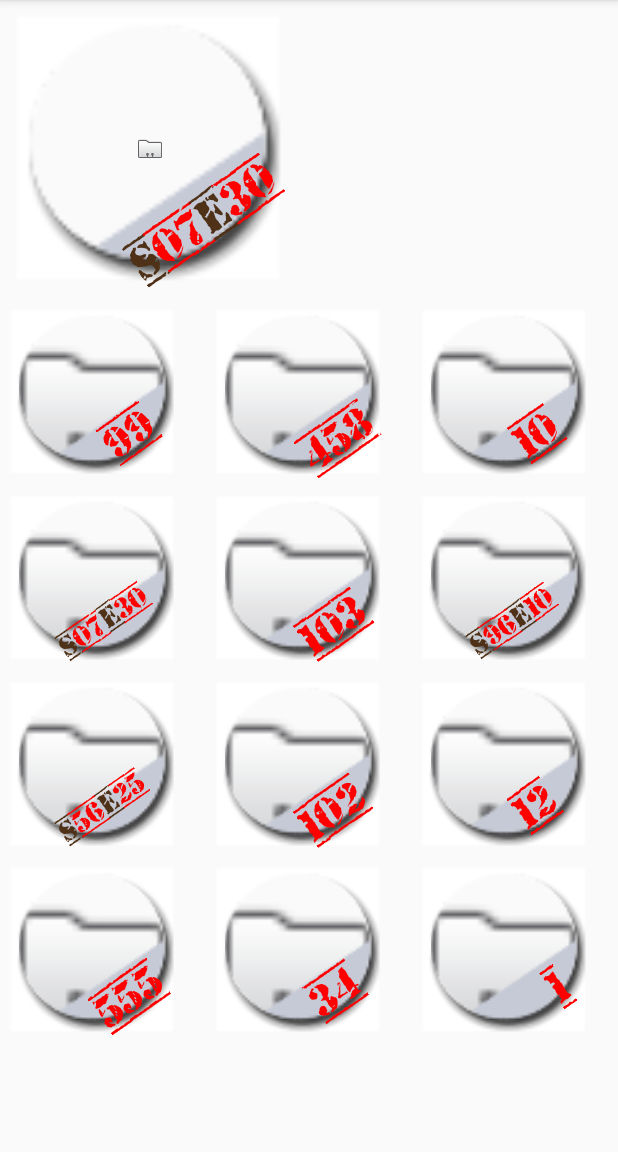
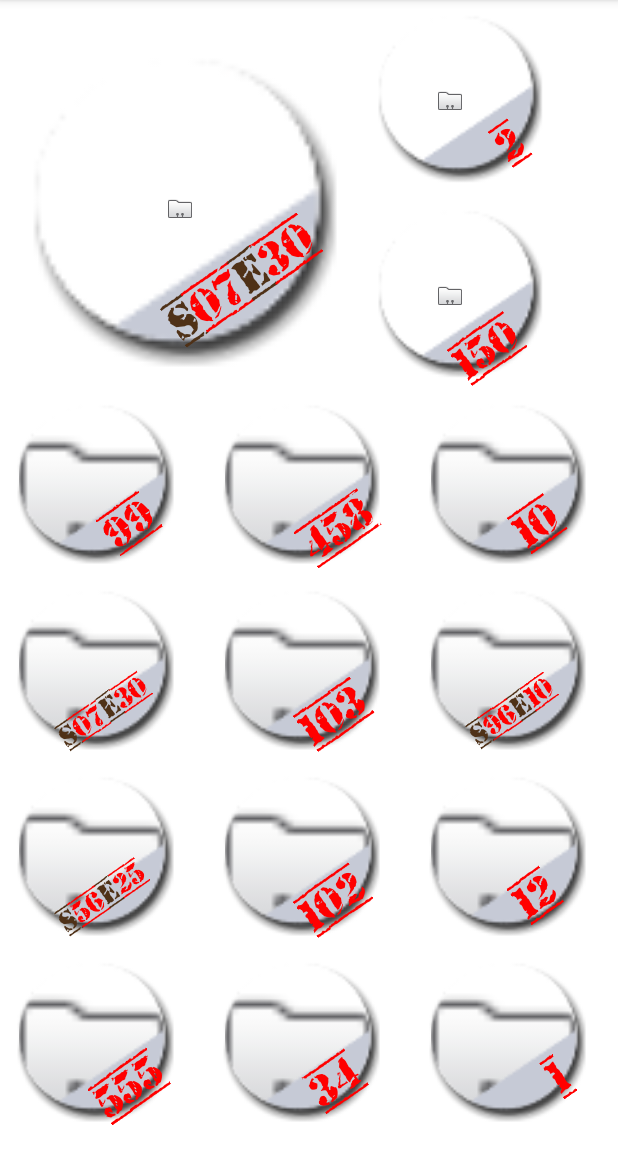
Before and after one commit to Samoustique/Last, an Android app: the screen it shows after launch (TagsActivity), on a phone screen of 412 x 824 dp, the part 84-1236 px from its top. Run offline under Robolectric (Android 15) with nearby library versions, the phone set to English and light mode, and no system bars; our stand-ins replace Picasso; pictures from the network do not load.

Commit message:
Add Silver and Bronze in Trio

```diff
--- a/app/src/main/java/com/last/androsia/last/ImageLoader.java
+++ b/app/src/main/java/com/last/androsia/last/ImageLoader.java
@@ -15,7 +15,7 @@ public class ImageLoader {
                 .fit()
                 //.resize(200,200)
                 .error(android.R.drawable.sym_contact_card)
-                .placeholder(android.R.drawable.sym_contact_card)
+                .placeholder(android.R.drawable.spinner_background)
                 .into(imageView);
     }
 }
--- a/app/src/main/java/com/last/androsia/last/LastestTrio.java
+++ b/app/src/main/java/com/last/androsia/last/LastestTrio.java
@@ -15,15 +15,10 @@ import java.util.List;
  */
 
 public class LastestTrio {
-    private Context m_context;
-    private List<TagsListItem> m_tags;
-    private ImageLoader m_imageLoader;
-    private boolean m_doCenter;
-
-    // --- GOLD
     private static int GOLD = 0;
-    private ImageView m_imgGold;
-    private TextView m_txtGold;
+    private static int SILVER = 1;
+    private static int BRONZE = 2;
+    private List<TagView> m_tagViews;
 
     /*private ImageView m_imgSilver;
     private TextView m_txtSilver;
@@ -33,61 +28,28 @@ public class LastestTrio {
     public LastestTrio(Context context,
                        List<TagsListItem> tags,
                        ImageView imgGold,
-                       TextView txtGold) {
-        m_context = context;
-        m_tags = new ArrayList<>(tags);
-        m_imageLoader = new ImageLoader();
-        m_doCenter = false;
+                       TextView txtGold,
+                       ImageView imgSilver,
+                       TextView txtSilver,
+                       ImageView imgBronze,
+                       TextView txtBronze) {
+        m_tagViews = new ArrayList<>(3);
+        m_tagViews.add(new TagView(imgGold, txtGold, tags.get(GOLD), context));
+        m_tagViews.add(new TagView(imgSilver, txtSilver, tags.get(SILVER), context));
+        m_tagViews.add(new TagView(imgBronze, txtBronze, tags.get(BRONZE), context));
 
-        m_imgGold = imgGold;
-        m_txtGold = txtGold;
-
-        m_imgGold.setFocusableInTouchMode(true);
-        m_imgGold.requestFocus();
+        m_tagViews.get(GOLD).focus();
     }
 
     public void setupClickListeners() {
-        m_imgGold.setOnClickListener(new View.OnClickListener() {
-            @Override
-            public void onClick(View v) {
-                m_tags.get(GOLD).incrementCounter();
-                display(GOLD);
-            }
-        });
-        /*m_imgSilver.setOnClickListener(new View.OnClickListener() {
-            @Override
-            public void onClick(View v) {
-                m_tags.get(SILVER).incrementCounter();
-            }
-        });
-        m_imgBronze.setOnClickListener(new View.OnClickListener() {
-            @Override
-            public void onClick(View v) {
-                m_tags.get(BRONZE).incrementCounter();
-            }
-        });*/
+        for (TagView tagView : m_tagViews) {
+            tagView.setupClickListener();
+        }
     }
 
     public void display() {
-        m_doCenter = true;
-        display(GOLD);
-        /*display(SILVER);
-        display(BRONZE);*/
-        m_doCenter = false;
-    }
-
-    private void display(int id) {
-        TagsListItem goldItem = m_tags.get(id);
-        // Img
-        m_imageLoader.loadImage(goldItem.getImageUrl(), m_context, m_imgGold);
-        // Txt
-        SpannableString counter = CounterHelper.formatCounter(goldItem);
-        m_txtGold.setText(counter, TextView.BufferType.SPANNABLE);
-        //float fontSize = m_txtGold.getTextSize();
-        //m_txtGold.setTextSize(fontSize + 0.3f);
-        m_txtGold.setTypeface(CounterHelper.getFont(m_context));
-        if(m_doCenter) {
-            CounterHelper.centerCounter(m_txtGold);
+        for (TagView tagView : m_tagViews) {
+            tagView.display(true);
         }
     }
 }
--- /dev/null
+++ b/app/src/main/java/com/last/androsia/last/TagView.java
@@ -0,0 +1,57 @@
+package com.last.androsia.last;
+
+import android.content.Context;
+import android.text.SpannableString;
+import android.view.View;
+import android.widget.ImageView;
+import android.widget.TextView;
+
+/**
+ * Created by SPhilipps on 1/11/2017.
+ */
+
+public class TagView {
+    private ImageView m_img;
+    private TextView m_txt;
+    private TagsListItem m_item;
+
+    private Context m_context;
+    private ImageLoader m_imageLoader;
+
+    public TagView(ImageView img, TextView txt, TagsListItem item, Context context){
+        m_img = img;
+        m_txt = txt;
+        m_item = item;
+        m_context = context;
+        m_imageLoader = new ImageLoader();
+    }
+
+    public void focus(){
+        m_img.setFocusableInTouchMode(true);
+        m_img.requestFocus();
+    }
+
+    public void setupClickListener() {
+        m_img.setOnClickListener(new View.OnClickListener() {
+            @Override
+            public void onClick(View v) {
+                m_item.incrementCounter();
+                display(false);
+            }
+        });
+    }
+
+    public void display(boolean doCenter) {
+        // Img
+        m_imageLoader.loadImage(m_item.getImageUrl(), m_context, m_img);
+        // Txt
+        SpannableString counter = CounterHelper.formatCounter(m_item);
+        m_txt.setText(counter, TextView.BufferType.SPANNABLE);
+        //float fontSize = m_txtGold.getTextSize();
+        //m_txtGold.setTextSize(fontSize + 0.3f);
+        m_txt.setTypeface(CounterHelper.getFont(m_context));
+        if(doCenter) {
+            CounterHelper.centerCounter(m_txt);
+        }
+    }
+}
--- a/app/src/main/java/com/last/androsia/last/TagsActivity.java
+++ b/app/src/main/java/com/last/androsia/last/TagsActivity.java
@@ -26,7 +26,7 @@ public class TagsActivity extends AppCompatActivity {
                 "Quick and Flupke", "Tom", "dz", "dzd", "errtrt", "hhthth",
                 "yuyuj", "kiukiku", "zdz", "zdz", "dzd", "zdz", "dzd"};
 
-        double[] counters = {7.3, 2.12, 10.23, 99, 458, 10, 7.3, 103, 96.1, 56.25, 102, 12.2, 555, 34, 1};
+        double[] counters = {7.3, 2, 150., 99, 458, 10, 7.3, 103, 96.1, 56.25, 102, 12.2, 555, 34, 1};
 
         TagsListItem.Type[] types = {
                 TagsListItem.Type.SCREEN,
@@ -49,7 +49,7 @@ public class TagsActivity extends AppCompatActivity {
         String[] images = {
                 "http://vignette2.wikia.nocookie.net/onepiece/images/c/c8/Luffy_Anime_Avant_Ellipse_Infobox.png/revision/latest/scale-to-width-down/250?cb=20161021213623&path-prefix=fr",
                 "http://media.rtl.fr/online/image/2015/0507/7778268024_david-bowie.jpg",
-                "http://d1ya1fm0bicxg1.cloudfront.net/2016/03/radiohead-tickets_08-05-16_17_56df735b99d63.png",
+                "http://www.lucky-luke.com/fr-uploads/personnages/vignette_lucky.png",
                 "https://media.planete-starwars.com/news/59010-dark-vador-compressor-169-lg.jpg",
                 "http://img1.wikia.nocookie.net/__cb20140506233242/epicrapbattlesofhistory/images/6/63/Luffy.jpg",
                 "https://i.ytimg.com/vi/zbCbwP6ibR4/maxresdefault.jpg",
@@ -76,7 +76,11 @@ public class TagsActivity extends AppCompatActivity {
                 this,
                 trioList,
                 (ImageView) findViewById(R.id.imgUserGold),
-                (TextView) findViewById(R.id.txtCounterGold));
+                (TextView) findViewById(R.id.txtCounterGold),
+                (ImageView) findViewById(R.id.imgUserSilver),
+                (TextView) findViewById(R.id.txtCounterSilver),
+                (ImageView) findViewById(R.id.imgUserBronze),
+                (TextView) findViewById(R.id.txtCounterBronze));
         m_trio.setupClickListeners();
         m_trio.display();
 
--- /dev/null
+++ b/app/src/main/res/drawable/progress_animation.xml
@@ -0,0 +1,6 @@
+<?xml version="1.0" encoding="utf-8"?>
+
+<animated-rotate xmlns:android="http://schemas.android.com/apk/res/android"
+    android:drawable="@mipmap/progress_image"
+    android:pivotX="50%"
+    android:pivotY="50%"/>
--- a/app/src/main/res/layout/activity_tags.xml
+++ b/app/src/main/res/layout/activity_tags.xml
@@ -6,6 +6,7 @@
     android:layout_width="fill_parent"
     android:layout_height="fill_parent"
     tools:context="com.last.androsia.last.TagsActivity"
+    android:background="@color/white"
     android:orientation="vertical">
     <ScrollView
         android:id="@+id/scrollView"
@@ -24,20 +25,21 @@
                 <!--   GOLD  -->
                 <RelativeLayout
                     android:layout_width="wrap_content"
-                    android:layout_height="wrap_content" >
+                    android:layout_height="wrap_content"
+                    android:layout_marginTop="20dp">
 
                     <ImageView
                         android:id="@+id/imgUserGold"
-                        android:layout_width="160dp"
-                        android:layout_height="160dp"
+                        android:layout_width="200dp"
+                        android:layout_height="200dp"
                         android:layout_marginLeft="20dp"
                         android:layout_marginTop="17dp"
                         android:scaleType="center"/>
 
                     <ImageView
                         android:src="@mipmap/big_tag"
-                        android:layout_width="200dp"
-                        android:layout_height="200dp"/>
+                        android:layout_width="240dp"
+                        android:layout_height="240dp"/>
 
                     <TextView
                         android:id="@+id/txtCounterGold"
@@ -46,9 +48,8 @@
                         android:layout_width="wrap_content"
                         android:layout_height="wrap_content"
                         android:rotation="-35"
-                        android:layout_marginLeft="100dp"
-                        android:layout_marginTop="120dp"/>
-
+                        android:layout_marginLeft="125dp"
+                        android:layout_marginTop="140dp"/>
                 </RelativeLayout >
                 <!--  / GOLD  -->
 
@@ -58,17 +59,68 @@
                     android:layout_height="wrap_content"
                     android:orientation="vertical">
 
-                    <!-- vertical buttons here -->
+                    <!--   SILVER  -->
+                    <RelativeLayout
+                        android:layout_width="wrap_content"
+                        android:layout_height="wrap_content" >
+
+                        <ImageView
+                            android:id="@+id/imgUserSilver"
+                            android:layout_width="100dp"
+                            android:layout_height="100dp"
+                            android:layout_marginLeft="10dp"
+                            android:layout_marginTop="15dp"
+                            android:scaleType="center"/>
+
+                        <ImageView
+                            android:src="@mipmap/small_tag"
+                            android:layout_width="130dp"
+                            android:layout_height="130dp"/>
+
+                        <TextView
+                            android:id="@+id/txtCounterSilver"
+                            android:textColor="#ff0000"
+                            android:textSize="30dp"
+                            android:layout_width="wrap_content"
+                            android:layout_height="wrap_content"
+                            android:rotation="-35"
+                            android:layout_marginLeft="55dp"
+                            android:layout_marginTop="80dp"/>
+                    </RelativeLayout >
+                    <!--  / SILVER  -->
+
+                    <!--   BRONZE  -->
+                    <RelativeLayout
+                        android:layout_width="wrap_content"
+                        android:layout_height="wrap_content" >
+
+                        <ImageView
+                            android:id="@+id/imgUserBronze"
+                            android:layout_width="100dp"
+                            android:layout_height="100dp"
+                            android:layout_marginLeft="10dp"
+                            android:layout_marginTop="15dp"
+                            android:scaleType="center"/>
+
+                        <ImageView
+                            android:src="@mipmap/big_tag"
+                            android:layout_width="130dp"
+                            android:layout_height="130dp"/>
+
+                        <TextView
+                            android:id="@+id/txtCounterBronze"
+                            android:textColor="#ff0000"
+                            android:textSize="30dp"
+                            android:layout_width="wrap_content"
+                            android:layout_height="wrap_content"
+                            android:rotation="-35"
+                            android:layout_marginLeft="55dp"
+                            android:layout_marginTop="80dp"/>
+                    </RelativeLayout >
+                    <!--  / BRONZE  -->
                 </LinearLayout>
             </LinearLayout>
 
-            <!--<GridView xmlns:android="http://schemas.android.com/apk/res/android"
-                android:id="@+id/tagsGridView"
-                android:layout_width="match_parent"
-                android:layout_height="match_parent"
-                android:numColumns="3"
-                android:stretchMode="columnWidth"
-                android:gravity="center"/>-->
             <com.last.androsia.last.ExpandedGridView
                 android:id="@+id/tagsGridView"
                 android:layout_width="match_parent"
--- a/app/src/main/res/values/strings.xml
+++ b/app/src/main/res/values/strings.xml
@@ -1,3 +1,4 @@
 <resources>
     <string name="app_name">Last</string>
+    <color name="white">#FFFFFF</color>
 </resources>
```
Also changed, not shown: app/src/main/ic_launcher-web.png, app/src/main/progress_image-web.png (added), app/src/main/res/mipmap-hdpi/ic_launcher.png, app/src/main/res/mipmap-hdpi/progress_image.png (added), app/src/main/res/mipmap-mdpi/ic_launcher.png, app/src/main/res/mipmap-mdpi/progress_image.png (added), app/src/main/res/mipmap-xhdpi/ic_launcher.png, app/src/main/res/mipmap-xhdpi/progress_image.png (added), app/src/main/res/mipmap-xxhdpi/ic_launcher.png, app/src/main/res/mipmap-xxhdpi/progress_image.png (added), app/src/main/res/mipmap-xxxhdpi/ic_launcher.png, app/src/main/res/mipmap-xxxhdpi/progress_image.png (added), 1 other file.
